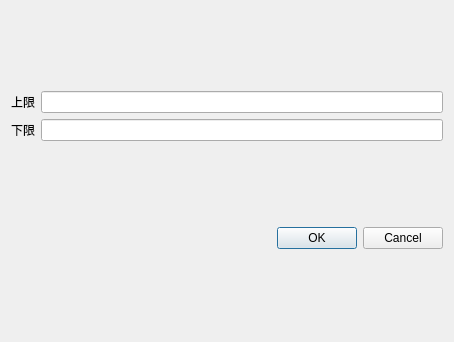
The window that PlotRangeDlg.ui (WarfareCode/RCSViewer) describes before a commit, drawn with Qt 5.
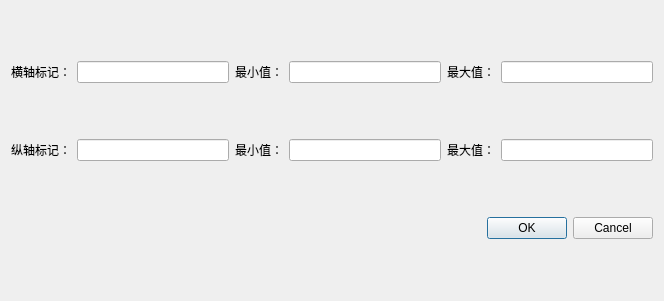
The same window after the commit.

Patch:
```diff
--- a/PlotRangeDlg.ui
+++ b/PlotRangeDlg.ui
@@ -6,39 +6,83 @@
    <rect>
     <x>0</x>
     <y>0</y>
-    <width>454</width>
-    <height>342</height>
+    <width>664</width>
+    <height>301</height>
    </rect>
   </property>
   <property name="windowTitle">
    <string>PlotRangeDlg</string>
   </property>
-  <layout class="QGridLayout" name="gridLayout_2">
-   <item row="0" column="0">
-    <layout class="QGridLayout" name="gridLayout">
-     <item row="0" column="0">
+  <layout class="QVBoxLayout" name="verticalLayout">
+   <item>
+    <layout class="QHBoxLayout" name="horizontalLayout">
+     <item>
+      <widget class="QLabel" name="label_3">
+       <property name="text">
+        <string>横轴标记：</string>
+       </property>
+      </widget>
+     </item>
+     <item>
+      <widget class="QLineEdit" name="lineEdit_HLabel"/>
+     </item>
+     <item>
       <widget class="QLabel" name="label">
        <property name="text">
-        <string>上限</string>
+        <string>最小值：</string>
        </property>
       </widget>
      </item>
-     <item row="1" column="0">
+     <item>
+      <widget class="QLineEdit" name="lineEdit_HMin"/>
+     </item>
+     <item>
       <widget class="QLabel" name="label_2">
        <property name="text">
-        <string>下限</string>
+        <string>最大值：</string>
        </property>
       </widget>
      </item>
-     <item row="0" column="1">
-      <widget class="QLineEdit" name="lineEdit"/>
+     <item>
+      <widget class="QLineEdit" name="lineEdit_HMax"/>
      </item>
-     <item row="1" column="1">
-      <widget class="QLineEdit" name="lineEdit_2"/>
+    </layout>
+   </item>
+   <item>
+    <layout class="QHBoxLayout" name="horizontalLayout_2">
+     <item>
+      <widget class="QLabel" name="label_4">
+       <property name="text">
+        <string>纵轴标记：</string>
+       </property>
+      </widget>
      </item>
+     <item>
+      <widget class="QLineEdit" name="lineEdit_VLabel"/>
+     </item>
+     <item>
+      <widget class="QLabel" name="label_5">
+       <property name="text">
+        <string>最小值：</string>
+       </property>
+      </widget>
+     </item>
+     <item>
+      <widget class="QLineEdit" name="lineEdit_VMin"/>
+     </item>
+     <item>
+      <widget class="QLabel" name="label_6">
+       <property name="text">
+        <string>最大值：</string>
+       </property>
+      </widget>
+     </item>
+     <item>
+      <widget class="QLineEdit" name="lineEdit_VMax"/>
+     </item>
     </layout>
    </item>
-   <item row="1" column="0">
+   <item>
     <widget class="QDialogButtonBox" name="buttonBox">
      <property name="standardButtons">
       <set>QDialogButtonBox::Cancel|QDialogButtonBox::Ok</set>
```
